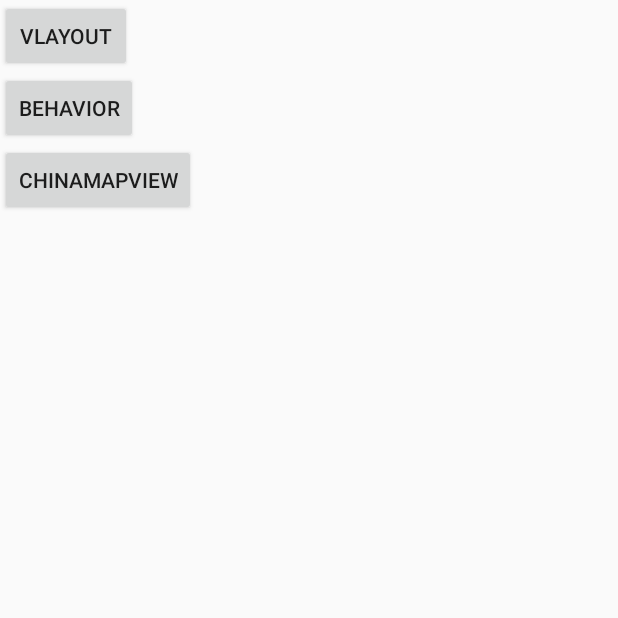
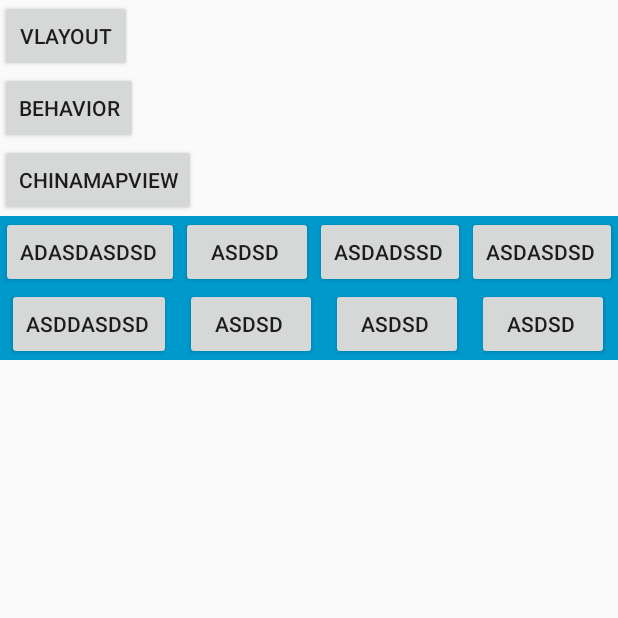
Before and after one commit to 807728462/OuiStudy, an Android app: the screen it shows after launch (MainActivity), on a phone screen of 412 x 824 dp, the top half of it. Run offline under Robolectric (Android 15) with nearby library versions, the phone set to English and light mode, and no system bars; our stand-ins replace FlexboxLayout; libraries missing offline, so code that uses them is left out: com.github.moduth.blockcanary; 1 statement that could not run was skipped.

```diff
--- a/app/build.gradle
+++ b/app/build.gradle
@@ -31,4 +31,6 @@
     implementation project(path: ':basemodule')
     implementation rootProject.ext.dependencies.vlayout
     implementation rootProject.ext.dependencies.smartRefreshLayout
+    implementation rootProject.ext.dependencies.blockcanary
+    implementation  rootProject.ext.dependencies.flexbox
 }
--- a/app/src/main/AndroidManifest.xml
+++ b/app/src/main/AndroidManifest.xml
@@ -8,6 +8,7 @@
         android:label="@string/app_name"
         android:roundIcon="@mipmap/ic_launcher_round"
         android:supportsRtl="true"
+        android:name=".App"
         android:theme="@style/Theme.Design.Light.NoActionBar">
         <activity android:name=".ui.activity.ChinaMapActivity"></activity>
         <activity android:name=".ui.activity.BehaviorActivity" />
--- /dev/null
+++ b/app/src/main/java/com/oyf/codecollection/App.java
@@ -0,0 +1,15 @@
+package com.oyf.codecollection;
+
+import android.app.Application;
+
+import com.github.moduth.blockcanary.BlockCanary;
+import com.oyf.codecollection.utils.AppContext;
+
+public class App extends Application {
+
+    @Override
+    public void onCreate() {
+        super.onCreate();
+        BlockCanary.install(this, new AppContext()).start();
+    }
+}
--- a/app/src/main/java/com/oyf/codecollection/MainActivity.java
+++ b/app/src/main/java/com/oyf/codecollection/MainActivity.java
@@ -1,23 +1,26 @@
 package com.oyf.codecollection;
 
-
+import android.animation.ObjectAnimator;
+import android.animation.ValueAnimator;
+import android.annotation.SuppressLint;
 import android.content.Intent;
 import android.os.Bundle;
-import androidx.appcompat.app.AppCompatActivity;
 import android.view.View;
 
+import androidx.appcompat.app.AppCompatActivity;
 
-import com.oyf.basemodule.weight.ChinaMapView;
 import com.oyf.codecollection.ui.activity.BehaviorActivity;
 import com.oyf.codecollection.ui.activity.ChinaMapActivity;
 import com.oyf.codecollection.ui.activity.VLayoutActivity;
 
+
 public class MainActivity extends AppCompatActivity {
-
+    @SuppressLint("ObjectAnimatorBinding")
     @Override
     protected void onCreate(Bundle savedInstanceState) {
         super.onCreate(savedInstanceState);
         setContentView(R.layout.activity_main);
+
     }
 
     public void gotoVlayout(View view){
@@ -29,4 +32,5 @@
     public void gotoMapView(View view){
         startActivity(new Intent(this, ChinaMapActivity.class));
     }
+
 }
--- /dev/null
+++ b/app/src/main/java/com/oyf/codecollection/utils/AppContext.java
@@ -0,0 +1,6 @@
+package com.oyf.codecollection.utils;
+
+import com.github.moduth.blockcanary.BlockCanaryContext;
+
+public class AppContext extends BlockCanaryContext {
+}
--- a/app/src/main/res/layout/activity_main.xml
+++ b/app/src/main/res/layout/activity_main.xml
@@ -26,4 +26,43 @@
         android:onClick="gotoMapView"
         android:text="ChinaMapView"/>
 
+    <com.google.android.flexbox.FlexboxLayout
+        android:layout_width="match_parent"
+        android:layout_height="wrap_content"
+        app:flexWrap="wrap"
+        app:justifyContent="space_around"
+        android:background="@android:color/holo_blue_dark">
+        <Button
+            android:layout_width="wrap_content"
+            android:layout_height="wrap_content"
+            android:text="adasdasdsd "/>
+        <Button
+            android:layout_width="wrap_content"
+            android:layout_height="wrap_content"
+            android:text="asdsd "/>
+        <Button
+            android:layout_width="wrap_content"
+            android:layout_height="wrap_content"
+            android:text="asdadssd "/>
+        <Button
+            android:layout_width="wrap_content"
+            android:layout_height="wrap_content"
+            android:text="asdasdsd "/>
+        <Button
+            android:layout_width="wrap_content"
+            android:layout_height="wrap_content"
+            android:text="asddasdsd "/>
+        <Button
+            android:layout_width="wrap_content"
+            android:layout_height="wrap_content"
+            android:text="asdsd "/>
+        <Button
+            android:layout_width="wrap_content"
+            android:layout_height="wrap_content"
+            android:text="asdsd "/>
+        <Button
+            android:layout_width="wrap_content"
+            android:layout_height="wrap_content"
+            android:text="asdsd "/>
+    </com.google.android.flexbox.FlexboxLayout>
 </LinearLayout>
--- a/app/src/main/res/layout/rcv_item.xml
+++ b/app/src/main/res/layout/rcv_item.xml
@@ -2,7 +2,8 @@
 <LinearLayout xmlns:android="http://schemas.android.com/apk/res/android"
     android:orientation="vertical"
     android:layout_width="match_parent"
-    android:layout_height="100dp">
+    android:layout_height="50dp"
+    android:background="@color/colorPrimary">
 
     <TextView
         android:id="@+id/tv_list"
--- a/basemodule/build.gradle
+++ b/basemodule/build.gradle
@@ -33,6 +33,7 @@
     androidTestImplementation 'androidx.test.espresso:espresso-core:3.1.1'
 
     implementation rootProject.ext.dependencies.androidx
+    implementation rootProject.ext.dependencies.recyclerview_v7
     implementation rootProject.ext.dependencies.eventbus
     implementation rootProject.ext.dependencies.butterknife
     annotationProcessor  rootProject.ext.dependencies.butterknife_compiler
```
Also changed, not shown: app/src/main/java/com/oyf/codecollection/ui/activity/VLayoutActivity.java (+70 -12 lines), app/src/main/res/layout/activity_china_map.xml (+17 -1 lines), app/src/main/res/layout/activity_vlayout.xml (+16 -2 lines), basemodule/src/main/java/com/oyf/basemodule/animation/FlyAnimator.java (added, +111 -0 lines), basemodule/src/main/java/com/oyf/basemodule/animation/MyAnimation.java (added, +160 -0 lines), basemodule/src/main/java/com/oyf/basemodule/animation/MyDecoration.java (added, +16 -0 lines), basemodule/src/main/java/com/oyf/basemodule/weight/ChinaMapView.java (+10 -1 lines), config.gradle (+10 -5 lines).
